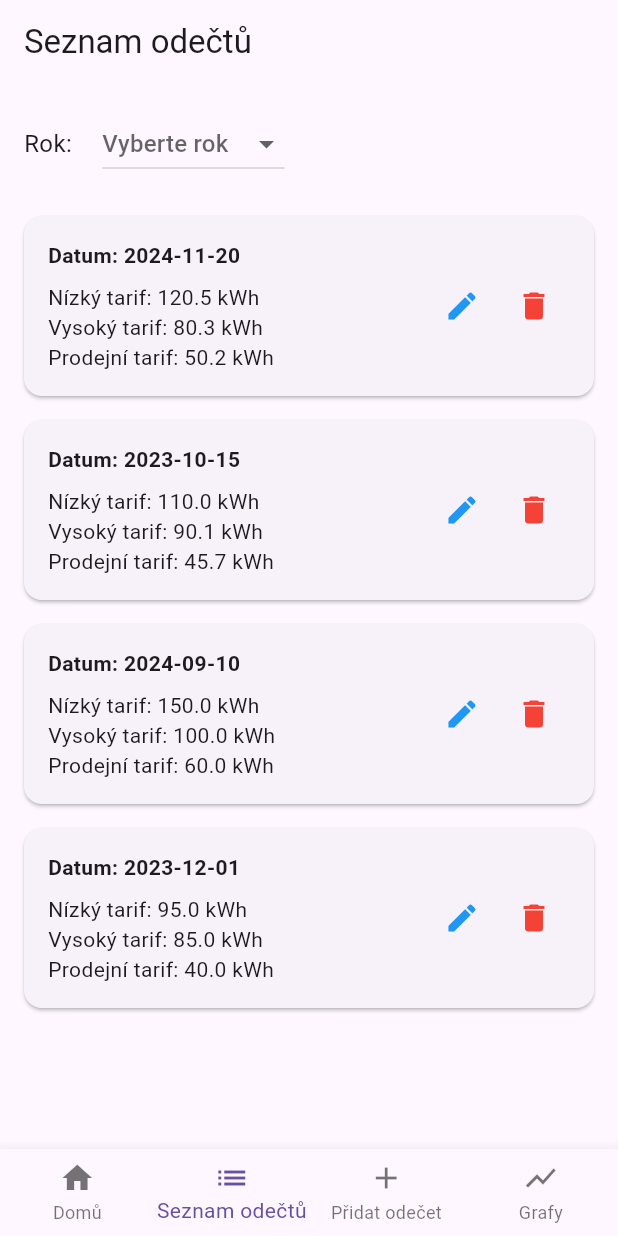
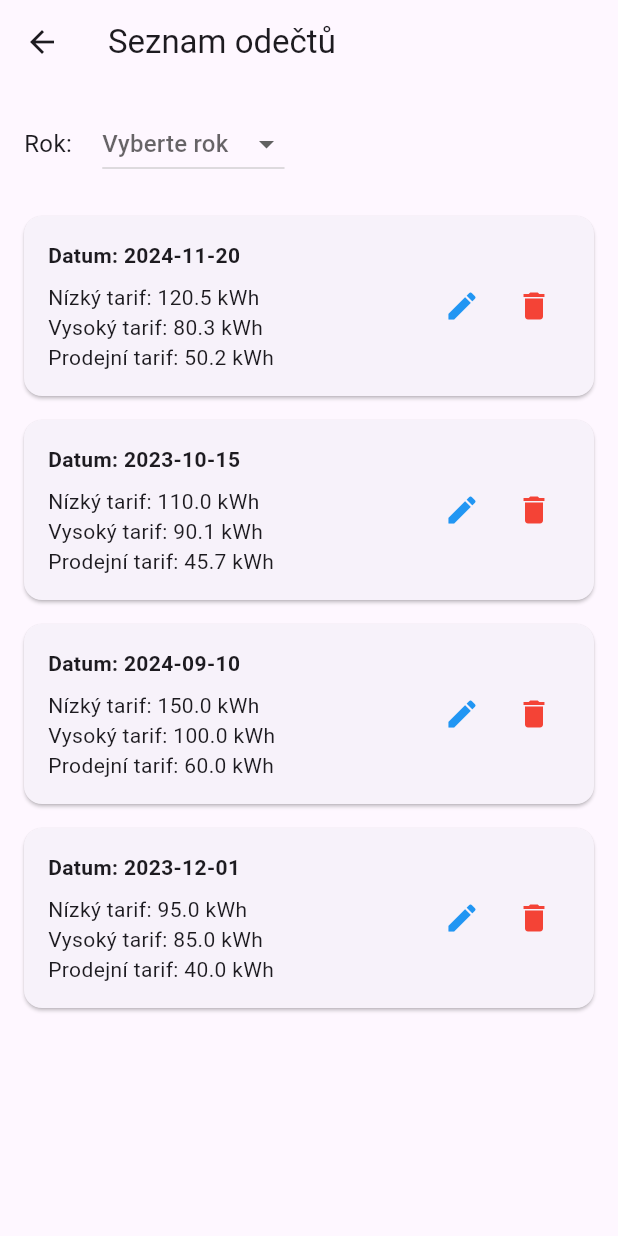
Before and after one commit to JakubStepanek/pma-js-electricity-consumption, a Flutter app: the screen it shows after launch, item 2 of the bottom bar chosen, on a phone screen of 412 x 824 dp. Run offline on Flutter 3.47's test engine with Material 3 defaults, Android fonts, the light colour scheme and no system bars; our stand-ins replace drift; accounts and stored records are empty; generated files the repository leaves out were written again.

Commit message:
add routes

```diff
--- a/electricity_consumption_tracker/lib/main.dart
+++ b/electricity_consumption_tracker/lib/main.dart
@@ -1,6 +1,6 @@
+import 'package:electricity_consumption_tracker/route/route_generator.dart';
 import 'package:flutter/material.dart';
 import './database/database.dart';
-import 'screens/home_screen.dart'; // Import HomeView
 
 void main() async {
   WidgetsFlutterBinding.ensureInitialized();
@@ -23,7 +23,8 @@ class ElectricityConsumptionApp extends StatelessWidget {
       theme: ThemeData(
         primarySwatch: Colors.blue,
       ),
-      home: HomeScreen(), // Nastavení výchozí obrazovky
+      initialRoute: '/',
+      onGenerateRoute: RouteGenerator.generateRoute,
     );
   }
 }
--- /dev/null
+++ b/electricity_consumption_tracker/lib/route/route_generator.dart
@@ -0,0 +1,37 @@
+import 'package:electricity_consumption_tracker/screens/add_consumption_screen.dart';
+import 'package:electricity_consumption_tracker/screens/consumption_list_screen.dart';
+import 'package:electricity_consumption_tracker/screens/graph_analysis_screen.dart';
+import 'package:electricity_consumption_tracker/screens/home_screen.dart';
+import 'package:flutter/material.dart';
+
+class RouteGenerator {
+  static Route<dynamic> generateRoute(RouteSettings settings) {
+    switch (settings.name) {
+      case '/':
+        return MaterialPageRoute(builder: (_) => HomeScreen());
+      case '/consumption_list':
+        return MaterialPageRoute(builder: (_) => ConsumptionListScreen());
+      case '/add_consumption':
+        return MaterialPageRoute(builder: (_) => AddConsumptionScreen());
+      case '/graph_analysis':
+        return MaterialPageRoute(builder: (_) => GraphAnalysisScreen());
+      default:
+        return _errorRoute();
+    }
+  }
+
+  static Route<dynamic> _errorRoute() {
+    return MaterialPageRoute(builder: (_) {
+      return Scaffold(
+        appBar: AppBar(
+          title: const Text('Cesta neexistuje'),
+          centerTitle: true,
+        ),
+        body: const Center(
+          child: Text('Omlouvám se, ale cestu, kterou hledáte nelze najít!',
+              style: TextStyle(color: Colors.red, fontSize: 18.0)),
+        ),
+      );
+    });
+  }
+}
--- a/electricity_consumption_tracker/lib/screens/add_consumption_screen.dart
+++ b/electricity_consumption_tracker/lib/screens/add_consumption_screen.dart
@@ -1,7 +1,4 @@
-import 'package:electricity_consumption_tracker/navigation/app_navigation.dart';
 import 'package:flutter/material.dart';
-import '../database/database.dart';
-import 'package:drift/drift.dart' as drift;
 
 class AddConsumptionScreen extends StatefulWidget {
   @override
@@ -72,9 +69,6 @@ class _AddConsumptionScreenState extends State<AddConsumptionScreen> {
           ),
         ),
       ),
-      bottomNavigationBar: AppNavigation(
-        currentIndex: 2,
-      ),
     );
   }
 }
--- a/electricity_consumption_tracker/lib/screens/consumption_list_screen.dart
+++ b/electricity_consumption_tracker/lib/screens/consumption_list_screen.dart
@@ -1,10 +1,6 @@
 import 'package:flutter/material.dart';
-import '../database/database.dart';
-import '../navigation/app_navigation.dart';
 
 class ConsumptionListScreen extends StatefulWidget {
-
-
   @override
   _ConsumptionListScreenState createState() => _ConsumptionListScreenState();
 }
@@ -152,9 +148,6 @@ class _ConsumptionListScreenState extends State<ConsumptionListScreen> {
           ),
         ],
       ),
-      bottomNavigationBar: AppNavigation(
-        currentIndex: 1,
-      ),
     );
   }
 }
--- a/electricity_consumption_tracker/lib/screens/graph_analysis_screen.dart
+++ b/electricity_consumption_tracker/lib/screens/graph_analysis_screen.dart
@@ -1,5 +1,3 @@
-import 'package:electricity_consumption_tracker/database/database.dart';
-import 'package:electricity_consumption_tracker/navigation/app_navigation.dart';
 import 'package:flutter/material.dart';
 import '../controllers/home_controller.dart'; // Import controlleru
 
@@ -94,9 +92,6 @@ class GraphAnalysisScreen extends StatelessWidget {
           ],
         ),
       ),
-      bottomNavigationBar: AppNavigation(
-        currentIndex: 3,
-      ),
     );
   }
 }
--- a/electricity_consumption_tracker/lib/screens/home_screen.dart
+++ b/electricity_consumption_tracker/lib/screens/home_screen.dart
@@ -1,5 +1,4 @@
 import 'package:flutter/material.dart';
-import 'package:electricity_consumption_tracker/database/database.dart';
 import 'package:electricity_consumption_tracker/navigation/app_navigation.dart';
 import '../controllers/home_controller.dart'; // Import controlleru
 
@@ -7,14 +6,13 @@ class HomeScreen extends StatelessWidget {
   final HomeController _controller =
       HomeController(); // Vytvoření instance controlleru
 
-
   @override
   Widget build(BuildContext context) {
     final stats =
         _controller.getStatistics(); // Získání statistik z controlleru
 
     return Scaffold(
-      appBar: AppBar(title: Text('Spotřeba elektřiny')),
+      appBar: AppBar(title: const Text('Spotřeba elektřiny')),
       body: Padding(
         padding: const EdgeInsets.all(16.0),
         child: Column(
@@ -96,7 +94,6 @@ class HomeScreen extends StatelessWidget {
         ),
       ),
       bottomNavigationBar: AppNavigation(
-        currentIndex: 0,
       ),
     );
   }
```
Also changed, not shown: electricity_consumption_tracker/lib/navigation/app_navigation.dart (+6 -35 lines), 1 other file.
